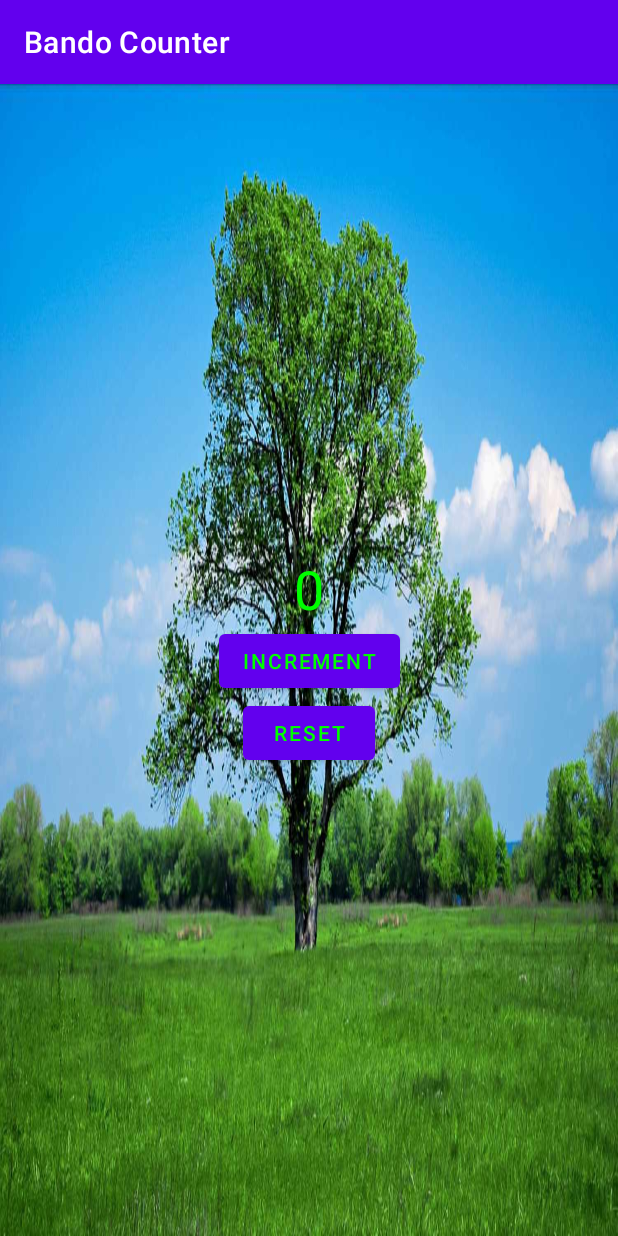
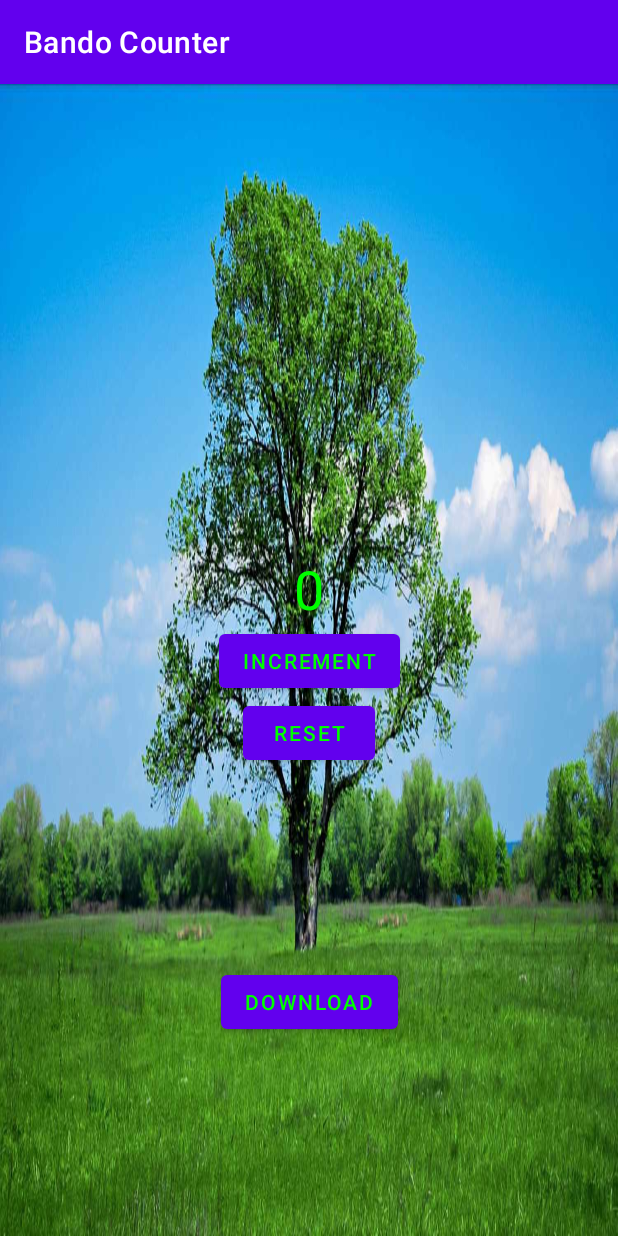
Before and after one commit to Lukewtr/CountingAPP, an Android app: the screen it shows after launch (MainActivity), on a phone screen of 412 x 824 dp. Run offline under Robolectric (Android 15) with nearby library versions, the phone set to English and light mode, and no system bars.

Commit message:
ADD: download option with timestamps TODO: remove manage_all_perms

```diff
--- a/app/src/main/AndroidManifest.xml
+++ b/app/src/main/AndroidManifest.xml
@@ -1,6 +1,9 @@
 <manifest xmlns:android="http://schemas.android.com/apk/res/android"
     xmlns:tools="http://schemas.android.com/tools"
     package="com.example.BandoCounter">
+
+    <uses-permission android:name="android.permission.WRITE_EXTERNAL_STORAGE" />
+    <uses-permission android:name="android.permission.MANAGE_EXTERNAL_STORAGE" />
 
     <application
         android:allowBackup="true"
--- a/app/src/main/res/layout/activity_main.xml
+++ b/app/src/main/res/layout/activity_main.xml
@@ -44,4 +44,16 @@
         app:layout_constraintEnd_toEndOf="parent"
         app:layout_constraintVertical_chainStyle="packed"/>
 
+    <Button
+        android:id="@+id/download_button"
+        android:layout_width="wrap_content"
+        android:layout_height="wrap_content"
+        android:text="Download"
+        android:textColor="#00ff00"
+        app:layout_constraintTop_toBottomOf="@id/reset_button"
+        app:layout_constraintBottom_toBottomOf="parent"
+        app:layout_constraintStart_toStartOf="parent"
+        app:layout_constraintEnd_toEndOf="parent"
+        app:layout_constraintVertical_chainStyle="packed"/>
+
 </androidx.constraintlayout.widget.ConstraintLayout>
```
Also changed, not shown: app/src/main/java/com/example/bandocounter/MainActivity.java (+128 -4 lines).
